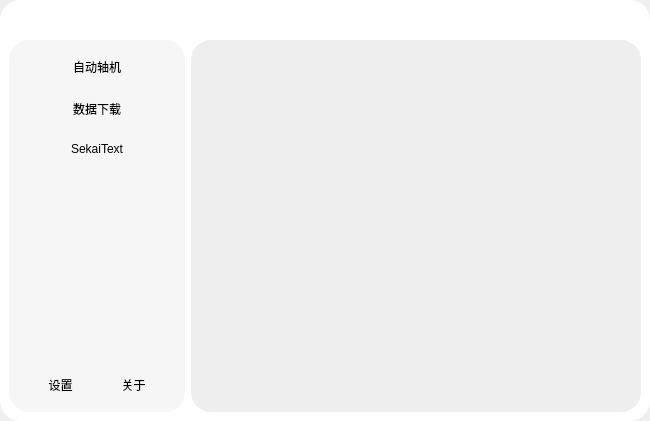
This is src/gui/design/WindowMain.ui in Icexbb/SekaiSubtitle-Python as Qt 5 draws it before an edit. The edited form follows.
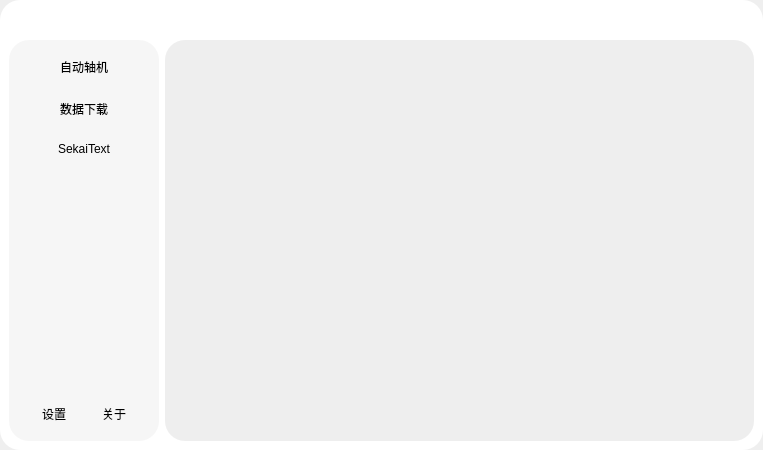
This is the edited form.

Diff of the .ui file:
```diff
--- a/src/gui/design/WindowMain.ui
+++ b/src/gui/design/WindowMain.ui
@@ -6,8 +6,8 @@
    <rect>
     <x>0</x>
     <y>0</y>
-    <width>650</width>
-    <height>421</height>
+    <width>763</width>
+    <height>450</height>
    </rect>
   </property>
   <property name="windowTitle">
@@ -47,9 +47,21 @@
         <number>40</number>
        </property>
        <item row="0" column="0">
-        <layout class="QHBoxLayout" name="horizontalLayout" stretch="2,7">
+        <layout class="QHBoxLayout" name="horizontalLayout" stretch="0,0">
          <item>
           <widget class="QFrame" name="MenuFrame">
+           <property name="minimumSize">
+            <size>
+             <width>150</width>
+             <height>0</height>
+            </size>
+           </property>
+           <property name="maximumSize">
+            <size>
+             <width>150</width>
+             <height>16777215</height>
+            </size>
+           </property>
            <property name="styleSheet">
             <string notr="true"/>
            </property>
@@ -107,38 +119,17 @@
              </spacer>
             </item>
             <item>
-             <widget class="QWidget" name="widget_2" native="true">
-              <property name="sizePolicy">
-               <sizepolicy hsizetype="Minimum" vsizetype="Minimum">
-                <horstretch>0</horstretch>
-                <verstretch>0</verstretch>
-               </sizepolicy>
-              </property>
-              <property name="minimumSize">
-               <size>
-                <width>0</width>
-                <height>150</height>
-               </size>
-              </property>
-              <property name="maximumSize">
-               <size>
-                <width>16777215</width>
-                <height>150</height>
-               </size>
-              </property>
-              <layout class="QHBoxLayout" name="horizontalLayout_4">
-               <item>
                 <widget class="QLabel" name="FigureLabel">
                  <property name="minimumSize">
                   <size>
-                   <width>140</width>
-                   <height>140</height>
+                <width>130</width>
+                <height>130</height>
                   </size>
                  </property>
                  <property name="maximumSize">
                   <size>
-                   <width>140</width>
-                   <height>140</height>
+                <width>130</width>
+                <height>130</height>
                   </size>
                  </property>
                  <property name="layoutDirection">
@@ -153,9 +144,6 @@
                  <property name="alignment">
                   <set>Qt::AlignCenter</set>
                  </property>
-                </widget>
-               </item>
-              </layout>
              </widget>
             </item>
             <item>
```
Lines whose indentation alone changed are shown as unchanged.
